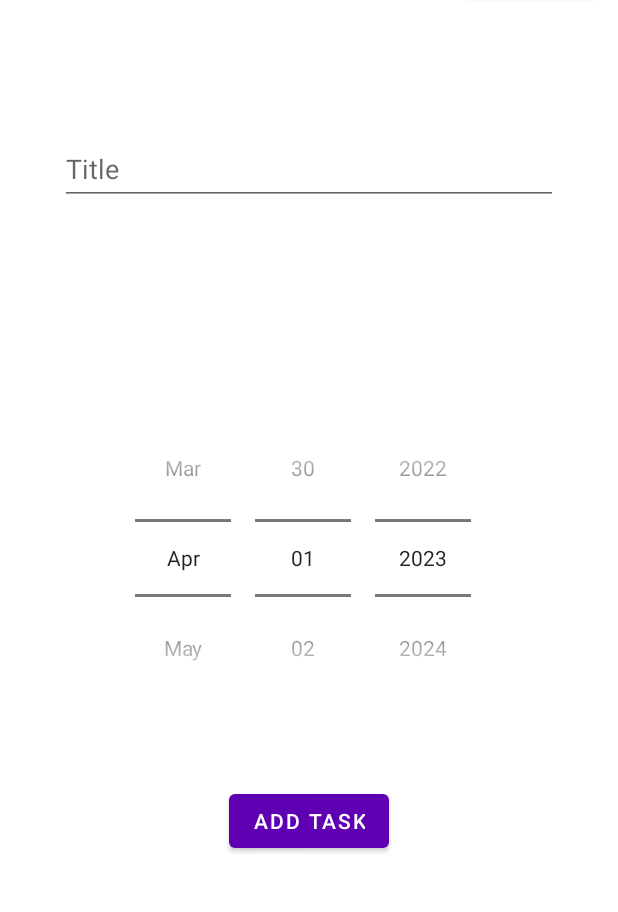
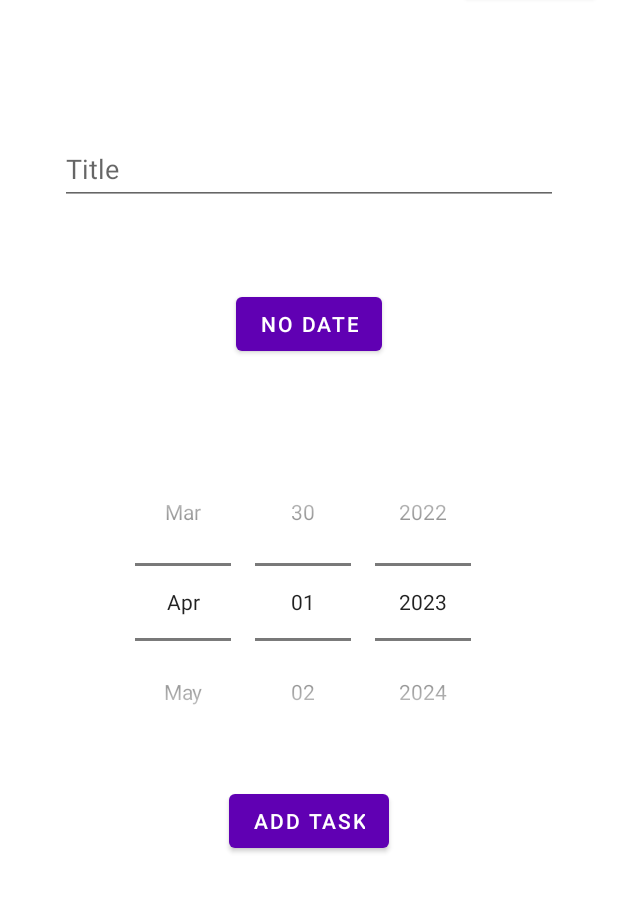
Before and after one commit to YlianF/ToDoList, an Android app: the AddTask screen opened directly, with no data from a screen before it, on a phone screen of 412 x 824 dp, the part 167-1079 px from its top. Run offline under Robolectric (Android 15) with nearby library versions, the phone set to English and light mode, and no system bars.

Commit message:
date no longer required

```diff
--- a/app/src/main/res/layout/activity_add_task.xml
+++ b/app/src/main/res/layout/activity_add_task.xml
@@ -44,13 +44,13 @@
         android:id="@+id/datePicker"
         android:layout_width="wrap_content"
         android:layout_height="wrap_content"
-        android:layout_marginStart="82dp"
-        android:layout_marginEnd="82dp"
-        android:layout_marginBottom="45dp"
+
+        android:layout_marginBottom="16dp"
         android:calendarViewShown="false"
         android:datePickerMode="spinner"
         app:layout_constraintBottom_toTopOf="@+id/confirmButton"
         app:layout_constraintEnd_toEndOf="parent"
+
         app:layout_constraintStart_toStartOf="parent" />
 
     <EditText
@@ -68,5 +68,16 @@
         android:hint="@string/title"
         android:autofillHints=""/>
 
+    <Button
+        android:id="@+id/dateButton"
+        android:layout_width="wrap_content"
+        android:layout_height="wrap_content"
+        android:text="@string/nodate"
+        app:layout_constraintTop_toBottomOf="@id/title"
+        app:layout_constraintBottom_toTopOf="@id/datePicker"
+        app:layout_constraintEnd_toEndOf="parent"
+        app:layout_constraintStart_toStartOf="parent"
+        />
+
 
 </androidx.constraintlayout.widget.ConstraintLayout>
--- a/app/src/main/res/values/strings.xml
+++ b/app/src/main/res/values/strings.xml
@@ -8,4 +8,7 @@
     <string name="plus">+</string>
     <string name="x">x</string>
     <string name="title">Title</string>
+    <string name="nodate">No Date</string>
+    <string name="adddate">Add Date</string>
+    <string name="mascott_confettiman">Mascott ConfettiMan</string>
 </resources>
```
Also changed, not shown: app/src/main/java/com/example/todolist/AddTask.kt (+35 -5 lines), app/src/main/java/com/example/todolist/MainActivity.kt (+8 -1 lines), app/src/main/res/layout/activity_main.xml (+5 -12 lines).
